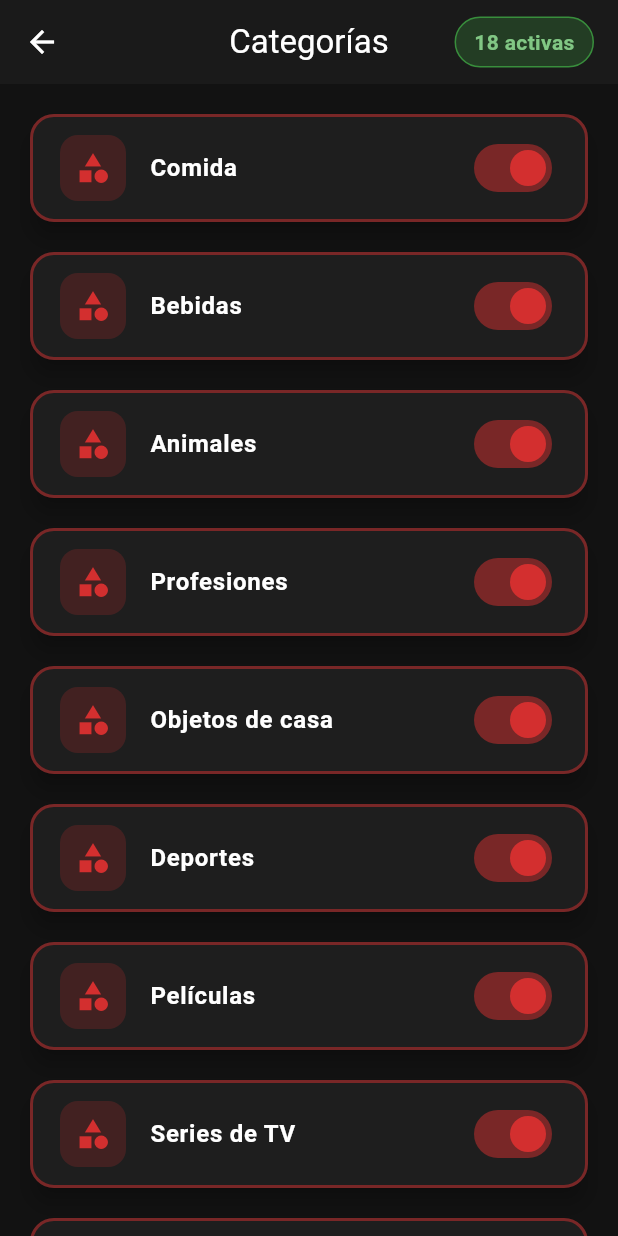
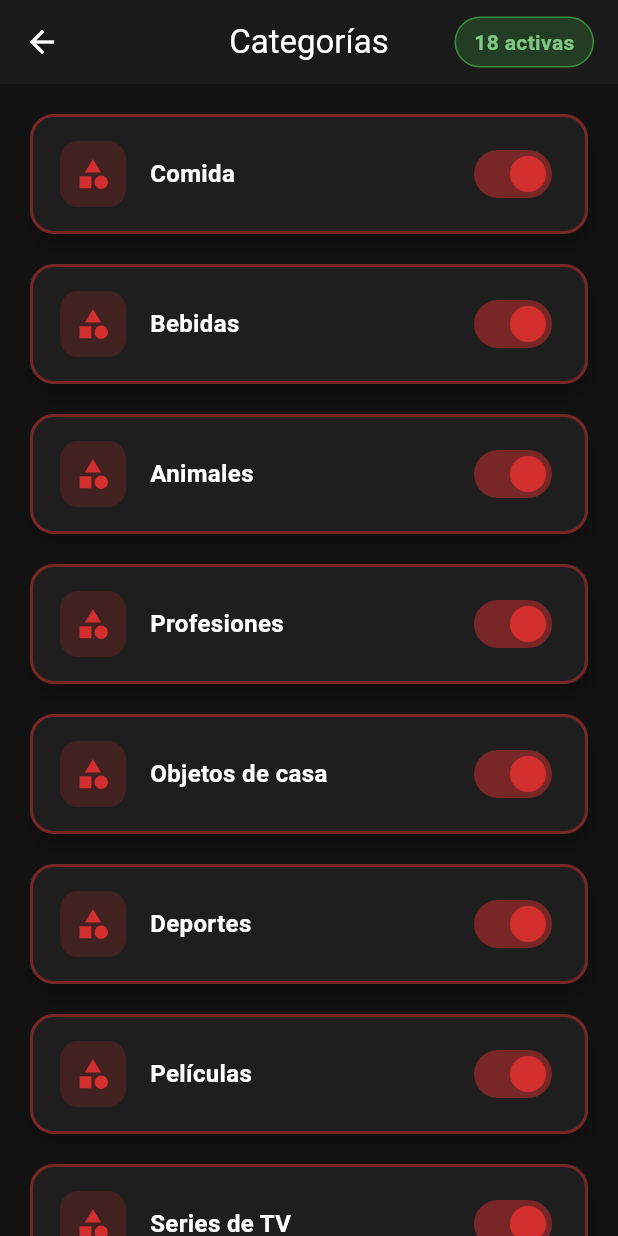
Before and after one commit to Drakko99/juego_impostor, a Flutter app: the CategoriesScreen screen opened directly, on a phone screen of 412 x 824 dp. Run offline on Flutter 3.47's test engine with Material 3 defaults, Android fonts, the phone set to English and light mode, and no system bars; our stand-ins replace sqflite; accounts and stored records are empty.

Commit message:
feat: elimina los withOpacity del codigo

```diff
--- a/lib/main.dart
+++ b/lib/main.dart
@@ -21,7 +21,6 @@ class ImpostorApp extends StatelessWidget {
           primary: Colors.red.shade700,
           secondary: Colors.red.shade400,
           surface: const Color(0xFF1A1A1A),
-          background: const Color(0xFF121212),
           error: Colors.red.shade300,
         ),
         scaffoldBackgroundColor: const Color(0xFF121212),
--- a/lib/screens/categories_screen.dart
+++ b/lib/screens/categories_screen.dart
@@ -59,8 +59,8 @@ class _CategoriesScreenState extends State<CategoriesScreen> {
                 padding: const EdgeInsets.symmetric(horizontal: 12, vertical: 6),
                 decoration: BoxDecoration(
                   color: enabledCount > 0
-                    ? Colors.green.shade700.withOpacity(0.3)
-                    : Colors.red.shade700.withOpacity(0.3),
+                    ? Colors.green.shade700.withValues(alpha: 0.3)
+                    : Colors.red.shade700.withValues(alpha: 0.3),
                   borderRadius: BorderRadius.circular(20),
                   border: Border.all(
                     color: enabledCount > 0 ? Colors.green.shade700 : Colors.red.shade700,
@@ -110,58 +110,71 @@ class _CategoriesScreenState extends State<CategoriesScreen> {
                           borderRadius: BorderRadius.circular(16),
                           side: BorderSide(
                             color: c.enabled
-                              ? Colors.red.shade700.withOpacity(0.5)
+                              ? Colors.red.shade700.withValues(alpha: 0.5)
                               : Colors.transparent,
                             width: 2,
                           ),
                         ),
-                        child: ListTile(
-                          contentPadding: const EdgeInsets.symmetric(
-                            horizontal: 20.0,
-                            vertical: 8.0,
-                          ),
-                          leading: Container(
+                        child: Padding(
+                          padding: const EdgeInsets.symmetric(horizontal: 20, vertical: 16),
+                          child: Row(
+                            children: [
+                              // Icono
+                              Container(
                                 padding: const EdgeInsets.all(10),
                                 decoration: BoxDecoration(
                                   color: c.enabled
-                                ? Colors.red.shade700.withOpacity(0.2)
-                                : Colors.grey.shade800.withOpacity(0.2),
+                                    ? Colors.red.shade700.withValues(alpha: 0.2)
+                                    : Colors.grey.shade800.withValues(alpha: 0.2),
                                   borderRadius: BorderRadius.circular(12),
                                 ),
                                 child: Icon(
                                   c.isCustom ? Icons.edit : Icons.category,
                                   color: c.enabled ? Colors.red.shade700 : Colors.grey,
+                                  size: 24,
                                 ),
                               ),
-                          title: Row(
-                            children: [
+                              const SizedBox(width: 16),
+                              // Nombre
                               Expanded(
                                 child: Text(
                                   c.name,
                                   style: TextStyle(
                                     fontWeight: FontWeight.bold,
+                                    fontSize: 16,
                                     color: c.enabled ? Colors.white : Colors.grey.shade600,
                                   ),
                                 ),
                               ),
-                            ],
-                          ),
-                          trailing: Row(
-                            mainAxisSize: MainAxisSize.min,
-                            children: [
-                              if (c.isCustom)
+                              // Botón añadir (solo para personalizada)
+                              if (c.isCustom) ...[
                                 IconButton(
                                   icon: Icon(
                                     Icons.add_circle_outline,
                                     color: Colors.red.shade700,
+                                    size: 28,
                                   ),
                                   tooltip: 'Añadir palabras',
                                   onPressed: _openCustomWords,
                                 ),
+                                const SizedBox(width: 8),
+                              ],
+                              // Switch
                               Switch(
                                 value: c.enabled,
                                 onChanged: (val) => _toggleCategory(c, val),
-                                activeColor: Colors.red.shade700,
+                                thumbColor: WidgetStateProperty.resolveWith((states) {
+                                  if (states.contains(WidgetState.selected)) {
+                                    return Colors.red.shade700;
+                                  }
+                                  return null;
+                                }),
+                                trackColor: WidgetStateProperty.resolveWith((states) {
+                                  if (states.contains(WidgetState.selected)) {
+                                    return Colors.red.shade700.withValues(alpha: 0.5);
+                                  }
+                                  return null;
+                                }),
                               ),
                             ],
                           ),
--- a/lib/screens/custom_words_screen.dart
+++ b/lib/screens/custom_words_screen.dart
@@ -150,7 +150,7 @@ class _CustomWordsScreenState extends State<CustomWordsScreen> {
               child: Container(
                 padding: const EdgeInsets.symmetric(horizontal: 12, vertical: 6),
                 decoration: BoxDecoration(
-                  color: Colors.blue.shade700.withOpacity(0.3),
+                  color: Colors.blue.shade700.withValues(alpha: 0.3),
                   borderRadius: BorderRadius.circular(20),
                   border: Border.all(color: Colors.blue.shade700),
                 ),
@@ -198,7 +198,7 @@ class _CustomWordsScreenState extends State<CustomWordsScreen> {
                             hintText: 'Escribe una palabra...',
                             prefixIcon: Icon(
                               Icons.text_fields,
-                              color: Colors.red.shade700.withOpacity(0.7),
+                              color: Colors.red.shade700.withValues(alpha: 0.7),
                             ),
                           ),
                           onSubmitted: (_) => _addWord(),
@@ -271,7 +271,7 @@ class _CustomWordsScreenState extends State<CustomWordsScreen> {
                                 leading: Container(
                                   padding: const EdgeInsets.all(10),
                                   decoration: BoxDecoration(
-                                    color: Colors.blue.shade700.withOpacity(0.2),
+                                    color: Colors.blue.shade700.withValues(alpha: 0.2),
                                     borderRadius: BorderRadius.circular(12),
                                   ),
                                   child: Icon(
```
Also changed, not shown: lib/screens/home_screen.dart (+6 -6 lines). Lines whose indentation alone changed are shown as unchanged.
